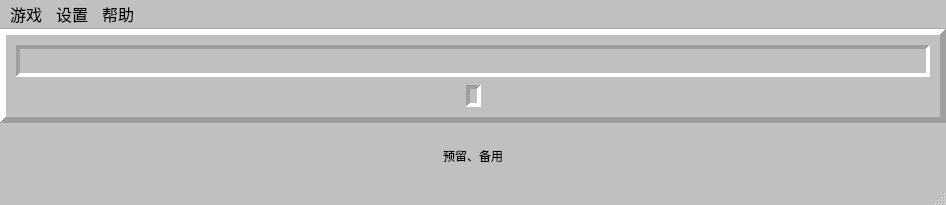
Qt form uiFiles/main_board.ui (eee555/Solvable-Minesweeper) before a commit.
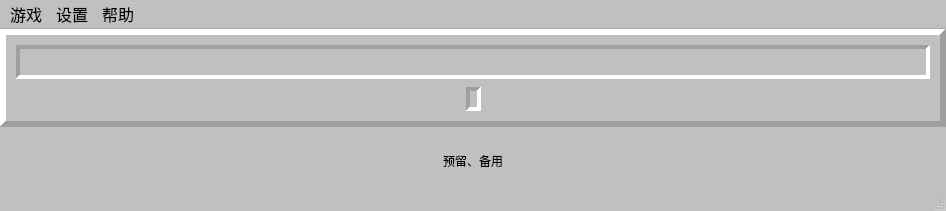
The same form after that commit. Icons and pictures are not drawn. Custom widgets are drawn as their Qt base class.

What changed in the file:
```diff
--- a/uiFiles/main_board.ui
+++ b/uiFiles/main_board.ui
@@ -7,7 +7,7 @@
     <x>0</x>
     <y>0</y>
     <width>946</width>
-    <height>205</height>
+    <height>211</height>
    </rect>
   </property>
   <property name="sizePolicy">
@@ -92,6 +92,11 @@
     </disabled>
    </palette>
   </property>
+  <property name="font">
+   <font>
+    <family>微软雅黑</family>
+   </font>
+  </property>
   <property name="windowTitle">
    <string>MainWindow</string>
   </property>
```
Left out of the diff: 147 changed lines with no effect on the pictures.
